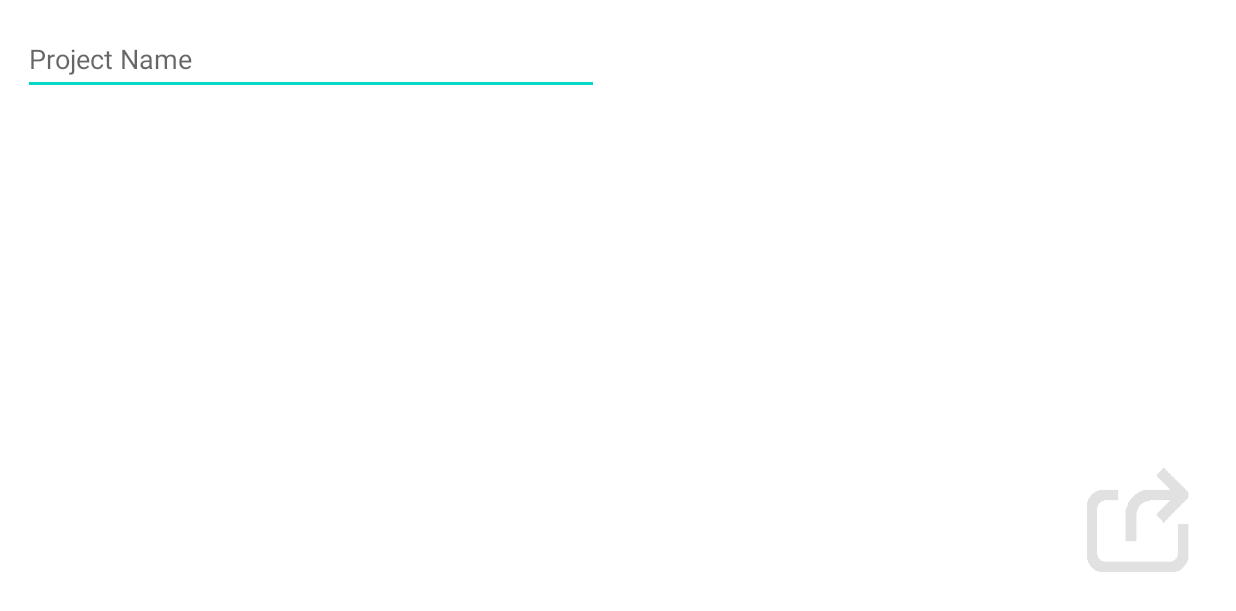
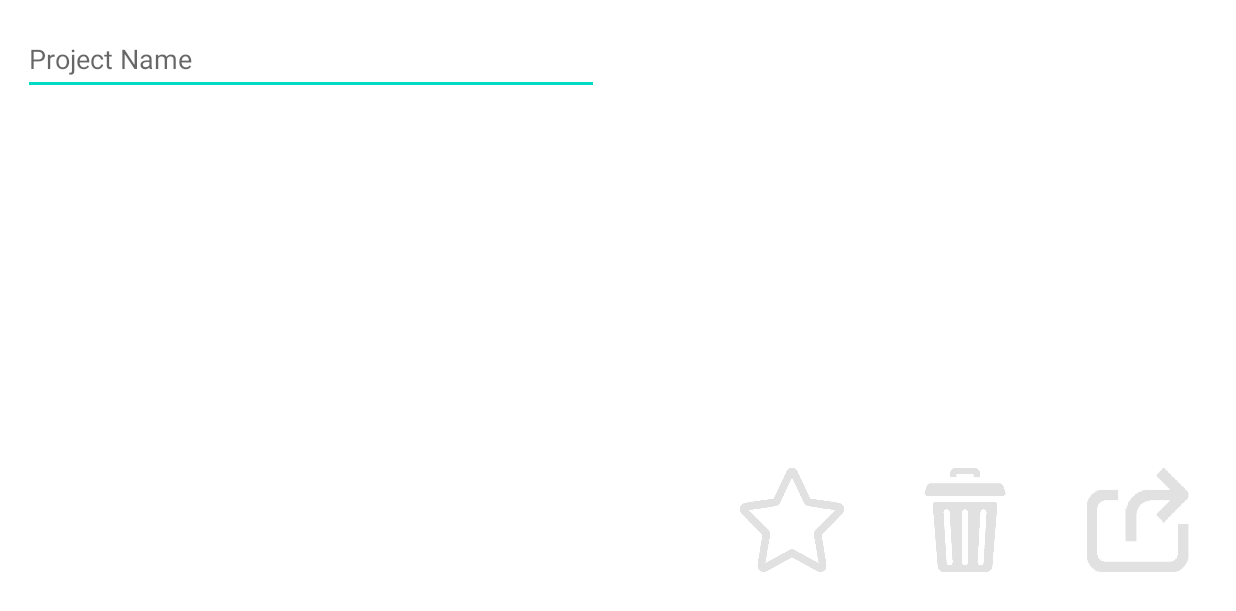
Before and after one commit to crylent/cryboard, an Android app: the OpenProjectActivity screen opened directly, with no data from a screen before it, on a phone screen of 824 x 412 dp (held sideways). Shown: the top 611 px of the screen. Run offline under Robolectric (Android 15) with nearby library versions, the phone set to English and light mode, and no system bars; libraries missing offline, so code that uses them is left out: com.leff.midi, org.billthefarmer.mididriver; 2 statements that could not run were skipped.

Commit message:
favourite button on preview

```diff
--- /dev/null
+++ b/app/src/main/java/com/example/midicryboard/FavouriteButton.kt
@@ -0,0 +1,39 @@
+package com.example.midicryboard
+
+import android.content.Context
+import android.util.AttributeSet
+import androidx.appcompat.widget.AppCompatImageButton
+
+class FavouriteButton @JvmOverloads constructor(
+    context: Context, attrs: AttributeSet? = null
+) : AppCompatImageButton(context, attrs) {
+    lateinit var name: String
+
+    override fun onAttachedToWindow() {
+        super.onAttachedToWindow()
+        buttons.add(this)
+    }
+
+    override fun onDetachedFromWindow() {
+        super.onDetachedFromWindow()
+        buttons.remove(this)
+    }
+
+    fun init(favourites: Favourites, projectName: String) {
+        isActivated = favourites.contains(projectName)
+        name = projectName
+        setOnClickListener {
+            buttons.forEach {
+                if (it::name.isInitialized && name == it.name) it.isActivated = !it.isActivated
+            }
+            if (isActivated)
+                favourites.add(name)
+            else
+                favourites.remove(name)
+        }
+    }
+
+    companion object {
+        private val buttons = mutableSetOf<FavouriteButton>()
+    }
+}
--- /dev/null
+++ b/app/src/main/java/com/example/midicryboard/Favourites.kt
@@ -0,0 +1,42 @@
+package com.example.midicryboard
+
+import android.content.Context
+import android.content.SharedPreferences
+import androidx.preference.PreferenceManager
+
+class Favourites private constructor(set: Set<String>, private val prefs: SharedPreferences): LinkedHashSet<String>(set) {
+
+    var initialized = false
+
+    init {
+        initialized = true
+    }
+
+    override fun add(element: String): Boolean {
+        return super.add(element).also {
+            if (initialized) updatePrefs()
+        }
+    }
+
+    override fun remove(element: String): Boolean {
+        return super.remove(element).also {
+            updatePrefs()
+        }
+    }
+
+    private fun updatePrefs() {
+        prefs.edit().apply {
+            putStringSet(PREFS_NAME, this@Favourites)
+            apply()
+        }
+    }
+
+    companion object {
+        private const val PREFS_NAME = "favourites"
+
+        fun getInstance(context: Context): Favourites {
+            val prefs = PreferenceManager.getDefaultSharedPreferences(context)
+            return Favourites(prefs.getStringSet(PREFS_NAME, emptySet())!!, prefs)
+        }
+    }
+}
--- a/app/src/main/java/com/example/midicryboard/ProjectsRecyclerAdapter.kt
+++ b/app/src/main/java/com/example/midicryboard/ProjectsRecyclerAdapter.kt
@@ -6,13 +6,13 @@ import android.view.ViewGroup
 import android.widget.ImageButton
 import android.widget.LinearLayout
 import android.widget.TextView
-import androidx.preference.PreferenceManager
 import androidx.recyclerview.widget.RecyclerView
 import com.example.midicryboard.activity.OpenProjectActivity
 import java.io.File
 import java.io.FilenameFilter
 
-class ProjectsRecyclerAdapter(val context: OpenProjectActivity): RecyclerView.Adapter<ProjectsRecyclerAdapter.ProjectViewHolder>() {
+class ProjectsRecyclerAdapter(val context: OpenProjectActivity, private val favourites: Favourites):
+    RecyclerView.Adapter<ProjectsRecyclerAdapter.ProjectViewHolder>() {
     class ProjectViewHolder(itemView: View, adapter: ProjectsRecyclerAdapter): RecyclerView.ViewHolder(itemView) {
         //lateinit var file: File
 
@@ -28,19 +28,7 @@ class ProjectsRecyclerAdapter(val context: OpenProjectActivity): RecyclerView.Ad
 
         val name: TextView = itemView.findViewById(R.id.projectFilename)
 
-        val favourite: ImageButton = itemView.findViewById<ImageButton?>(R.id.favouriteButton).apply {
-            setOnClickListener {
-                isActivated = !isActivated
-                if (isActivated)
-                    adapter.favourites.add(name.text.toString())
-                else
-                    adapter.favourites.remove(name.text.toString())
-                adapter.prefs.edit().apply {
-                    putStringSet(FAVOURITES, adapter.favourites)
-                    apply()
-                }
-            }
-        }
+        val favourite: FavouriteButton = itemView.findViewById(R.id.favouriteButton)
 
         val delete: ImageButton = itemView.findViewById(R.id.deleteButton)
     }
@@ -54,9 +42,6 @@ class ProjectsRecyclerAdapter(val context: OpenProjectActivity): RecyclerView.Ad
 
         override fun accept(dir: File, name: String) = Filename.projectFilter(name, filter)
     }
-
-    private val prefs = PreferenceManager.getDefaultSharedPreferences(context)
-    private val favourites = prefs.getStringSet(FAVOURITES, emptySet())!!.toMutableSet()
 
     private val holders = arrayListOf<ProjectViewHolder>()
 
@@ -74,14 +59,12 @@ class ProjectsRecyclerAdapter(val context: OpenProjectActivity): RecyclerView.Ad
     override fun onBindViewHolder(holder: ProjectViewHolder, position: Int) {
         holder.apply {
             //file = files!![position]
-            name.text = files!![position].nameWithoutExtension
+            val projectName = files!![position].nameWithoutExtension
+            name.text = projectName
             favourite.isActivated = favourites.contains(name.text)
+            favourite.init(favourites, projectName)
         }
     }
 
     override fun getItemCount() = files?.size ?: 0
-
-    companion object {
-        private const val FAVOURITES = "favourites"
-    }
 }
--- a/app/src/main/java/com/example/midicryboard/activity/OpenProjectActivity.kt
+++ b/app/src/main/java/com/example/midicryboard/activity/OpenProjectActivity.kt
@@ -15,13 +15,17 @@ import java.io.ObjectInputStream
 class OpenProjectActivity : AppCompatActivity() {
     private lateinit var nameFilter: EditText
     private lateinit var projectsRecyclerAdapter: ProjectsRecyclerAdapter
-    //private lateinit var projectsList: RecyclerView
+    private lateinit var favouriteButton: FavouriteButton
+    private lateinit var deleteButton: ImageButton
     private lateinit var openButton: ImageButton
+
+    private lateinit var favourites: Favourites
 
     override fun onCreate(savedInstanceState: Bundle?) {
         super.onCreate(savedInstanceState)
         setContentView(R.layout.activity_open_project)
-        projectsRecyclerAdapter = ProjectsRecyclerAdapter(this@OpenProjectActivity)
+        favourites = Favourites.getInstance(this)
+        projectsRecyclerAdapter = ProjectsRecyclerAdapter(this@OpenProjectActivity, favourites)
         findViewById<RecyclerView>(R.id.projects).apply {
             adapter = projectsRecyclerAdapter
             layoutManager = LinearLayoutManager(this@OpenProjectActivity)
@@ -31,12 +35,15 @@ class OpenProjectActivity : AppCompatActivity() {
                 projectsRecyclerAdapter.updateFilter(it.toString())
             }
         }
-        openButton = findViewById<ImageButton?>(R.id.openProject).apply {
-            isEnabled = false
-        }
+        favouriteButton = findViewById(R.id.favouriteProject)
+        deleteButton = findViewById(R.id.deleteProject)
+        openButton = findViewById(R.id.openProject)
+        setButtonsEnabled(false)
     }
 
-    private fun setButtonsState(enabled: Boolean) {
+    private fun setButtonsEnabled(enabled: Boolean) {
+        favouriteButton.isEnabled = enabled
+        deleteButton.isEnabled = enabled
         openButton.isEnabled = enabled
     }
 
@@ -60,13 +67,16 @@ class OpenProjectActivity : AppCompatActivity() {
             .setNegativeButton(getString(R.string.no)) { _, _ -> }
             .setOnDismissListener {
                 if (denyDismissListener) return@setOnDismissListener
-                setButtonsState(false) // disable buttons
+                setButtonsEnabled(false) // disable buttons
             }
             .show()
     }
 
     private fun previewProject(projectName: String) {
-        setButtonsState(true) // enable buttons
+        favouriteButton.apply {
+            init(favourites, projectName)
+        }
+        setButtonsEnabled(true) // enable buttons
         openButton.setOnClickListener {
             openFile(projectName)
             finish()
--- a/app/src/main/res/layout/activity_open_project.xml
+++ b/app/src/main/res/layout/activity_open_project.xml
@@ -27,7 +27,8 @@
         app:layout_constraintBottom_toBottomOf="parent"
         app:layout_constraintEnd_toEndOf="@+id/projectNameFilter"
         app:layout_constraintStart_toStartOf="@+id/projectNameFilter"
-        app:layout_constraintTop_toBottomOf="@id/projectNameFilter" />
+        app:layout_constraintTop_toBottomOf="@id/projectNameFilter"
+        tools:listitem="@layout/project"/>
 
     <ImageButton
         android:id="@+id/openProject"
@@ -41,4 +42,30 @@
         app:layout_constraintEnd_toEndOf="parent"
         app:srcCompat="@drawable/open"
         tools:ignore="ContentDescription" />
+
+    <ImageButton
+        android:id="@+id/deleteProject"
+        android:layout_width="100dp"
+        android:layout_height="100dp"
+        android:layout_margin="15dp"
+        android:padding="15dp"
+        android:background="@null"
+        android:scaleType="fitCenter"
+        app:layout_constraintBottom_toBottomOf="parent"
+        app:layout_constraintEnd_toStartOf="@id/openProject"
+        app:srcCompat="@drawable/delete"
+        tools:ignore="ContentDescription" />
+
+    <com.example.midicryboard.FavouriteButton
+        android:id="@+id/favouriteProject"
+        android:layout_width="100dp"
+        android:layout_height="100dp"
+        android:layout_margin="15dp"
+        android:padding="15dp"
+        android:background="@null"
+        android:scaleType="fitCenter"
+        app:layout_constraintBottom_toBottomOf="parent"
+        app:layout_constraintEnd_toStartOf="@id/deleteProject"
+        app:srcCompat="@drawable/favourite_mark"
+        tools:ignore="ContentDescription" />
 </androidx.constraintlayout.widget.ConstraintLayout>
--- a/app/src/main/res/layout/project.xml
+++ b/app/src/main/res/layout/project.xml
@@ -19,7 +19,7 @@
         app:layout_constraintStart_toStartOf="parent"
         app:layout_constraintTop_toTopOf="parent" />
 
-    <ImageButton
+    <com.example.midicryboard.FavouriteButton
         android:id="@+id/favouriteButton"
         android:layout_width="40dp"
         android:layout_height="40dp"
```
